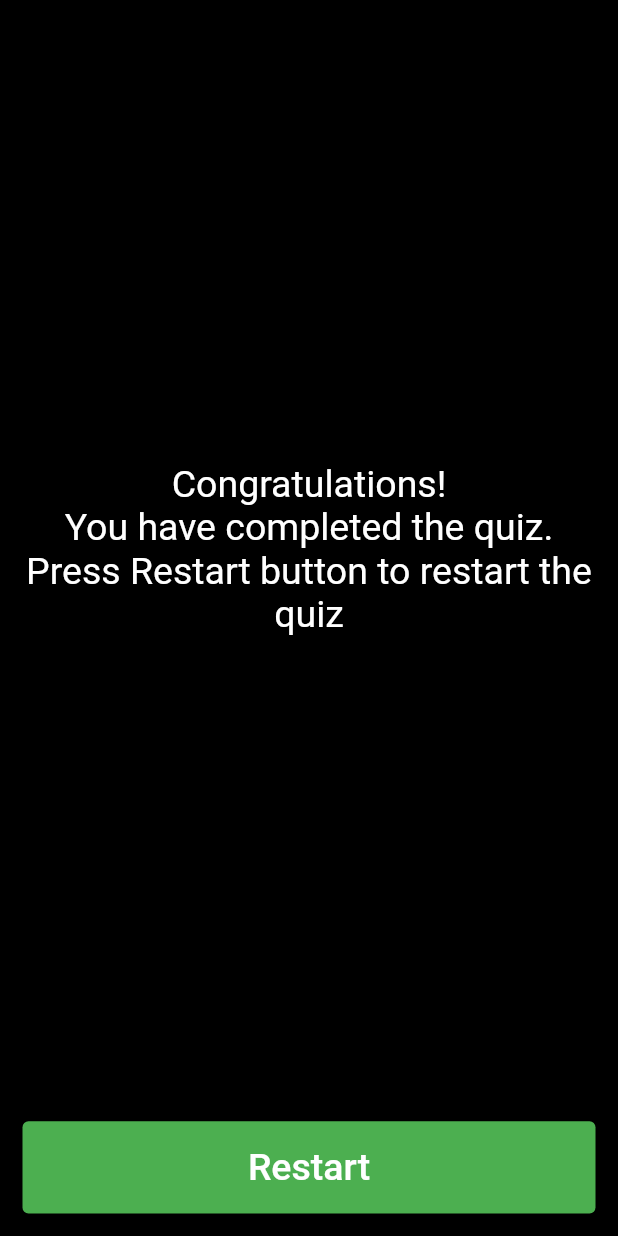
After one commit to sharkeromi/quizzler, a Flutter app: the EndScreen screen opened directly, on a phone screen of 412 x 824 dp. The commit adds this screen. Run offline on Flutter 3.47's test engine with Material 2 defaults, Android fonts, the phone set to English and light mode, and no system bars; our stand-ins replace get; statements that could not run were skipped.

Commit message:
Code Refactoring

```diff
--- /dev/null
+++ b/lib/Screen/endScreen.dart
@@ -0,0 +1,32 @@
+import 'package:flutter/material.dart';
+import 'package:get/get.dart';
+import 'package:quizzler/Controller/quizController.dart';
+import 'package:quizzler/Widget/customButton.dart';
+import 'package:quizzler/Widget/textWidget.dart';
+
+class EndScreen extends StatelessWidget {
+  EndScreen({super.key});
+
+  QuizController quizController = Get.find<QuizController>();
+
+  @override
+  Widget build(BuildContext context) {
+    return Scaffold(
+      backgroundColor: Colors.black,
+      body: Column(
+        crossAxisAlignment: CrossAxisAlignment.stretch,
+        children: [
+          Expanded(
+            flex: 8,
+            child: Center(
+              child: TextWidget(
+                  text:
+                      'Congratulations!\nYou have completed the quiz.\nPress Restart button to restart the quiz'),
+            ),
+          ),
+          CustomButton(buttonType: 'Restart'),
+        ],
+      ),
+    );
+  }
+}
--- a/lib/Screen/splashScreen.dart
+++ b/lib/Screen/splashScreen.dart
@@ -5,7 +5,7 @@ import 'package:quizzler/Controller/splashScreenController.dart';
 class SplashScreen extends StatelessWidget {
   SplashScreen({Key? key}) : super(key: key);
 
-  SplashScreenController splashScreenController =
+  final SplashScreenController splashScreenController =
       Get.put(SplashScreenController());
 
   @override
--- a/lib/Widget/customButton.dart
+++ b/lib/Widget/customButton.dart
@@ -1,15 +1,15 @@
 import 'package:flutter/material.dart';
 import 'package:get/get.dart';
 import 'package:quizzler/Controller/quizController.dart';
+import 'package:quizzler/Screen/quizScreen.dart';
 import 'package:quizzler/Widget/textWidget.dart';
 import 'package:quizzler/constants/style.dart';
 
-
 class CustomButton extends StatelessWidget {
-  var buttonType;
+  final String buttonType;
 
   CustomButton({super.key, required this.buttonType});
-   QuizController quizController = Get.find<QuizController>();
+  final QuizController quizController = Get.find<QuizController>();
 
   @override
   Widget build(BuildContext context) {
@@ -18,12 +18,36 @@ class CustomButton extends StatelessWidget {
         padding: const EdgeInsets.all(15.0),
         child: TextButton(
           style: kTextButtonStyle(buttonType),
-              child: buttonType == "True"? TextWidget(text: 'True'): TextWidget(text: "False",),
+          child: buttonText(buttonType),
           onPressed: () {
-                buttonType == "True"? quizController.checkAnswer(true): quizController.checkAnswer(false);
+            buttonAction(buttonType);
           },
         ),
       ),
     );
   }
+
+  buttonText(buttonType) {
+    if (buttonType == "True") {
+      return TextWidget(text: 'True');
+    } else if (buttonType == "False") {
+      return TextWidget(
+        text: "False",
+      );
+    } else {
+      return TextWidget(
+        text: "Restart",
+      );
     }
+  }
+
+  buttonAction(buttonType) {
+    if (buttonType == "True") {
+      quizController.checkAnswer(true);
+    } else if (buttonType == "False") {
+      quizController.checkAnswer(false);
+    } else {
+      Get.to(QuizScreen(), transition: Transition.noTransition);
+    }
+  }
+}
--- a/lib/Widget/textWidget.dart
+++ b/lib/Widget/textWidget.dart
@@ -2,9 +2,9 @@ import 'package:flutter/material.dart';
 import 'package:quizzler/constants/style.dart';
 
 class TextWidget extends StatelessWidget {
-  var text;
+  final String text;
 
-  TextWidget({super.key, required this.text});
+  const TextWidget({super.key, required this.text});
 
   @override
   Widget build(BuildContext context) {
--- /dev/null
+++ b/lib/constants/color.dart
@@ -0,0 +1,5 @@
+import 'package:flutter/material.dart';
+
+const Color kCTrueButton = Color.fromRGBO(76, 175, 80, 1);
+const Color kCFalseButton = Color.fromRGBO(244, 67, 54, 1);
+const Color kCText = Color.fromRGBO(255, 255, 255, 255);
--- a/lib/constants/style.dart
+++ b/lib/constants/style.dart
@@ -1,4 +1,5 @@
 import 'package:flutter/material.dart';
+import 'package:quizzler/constants/color.dart';
 
 TextStyle kTextStyle() {
   return const TextStyle(
@@ -7,7 +8,7 @@ TextStyle kTextStyle() {
 
 ButtonStyle kTextButtonStyle(buttonType) {
   return TextButton.styleFrom(
-    backgroundColor: buttonType == "True" ? Colors.green : Colors.red,
+    backgroundColor: buttonType == "False" ? kCFalseButton : kCTrueButton,
     tapTargetSize: MaterialTapTargetSize.shrinkWrap,
     padding: EdgeInsets.zero,
     minimumSize: Size.zero,
--- a/lib/main.dart
+++ b/lib/main.dart
@@ -14,11 +14,15 @@ void main() {
   ));
   SystemChrome.setPreferredOrientations([DeviceOrientation.portraitUp])
       .then((_) {
-    runApp(Quizzler());
+    runApp(const Quizzler());
   });
 }
 
 class Quizzler extends StatelessWidget {
+  const Quizzler({super.key});
+
+
+  @override
   Widget build(BuildContext context) {
     return GetMaterialApp(
       debugShowCheckedModeBanner: false,
```
Also changed, not shown: lib/Controller/quizController.dart (+14 -12 lines), lib/Screen/quizScreen.dart (+6 -5 lines), 1 other file. Lines whose indentation alone changed are shown as unchanged.
